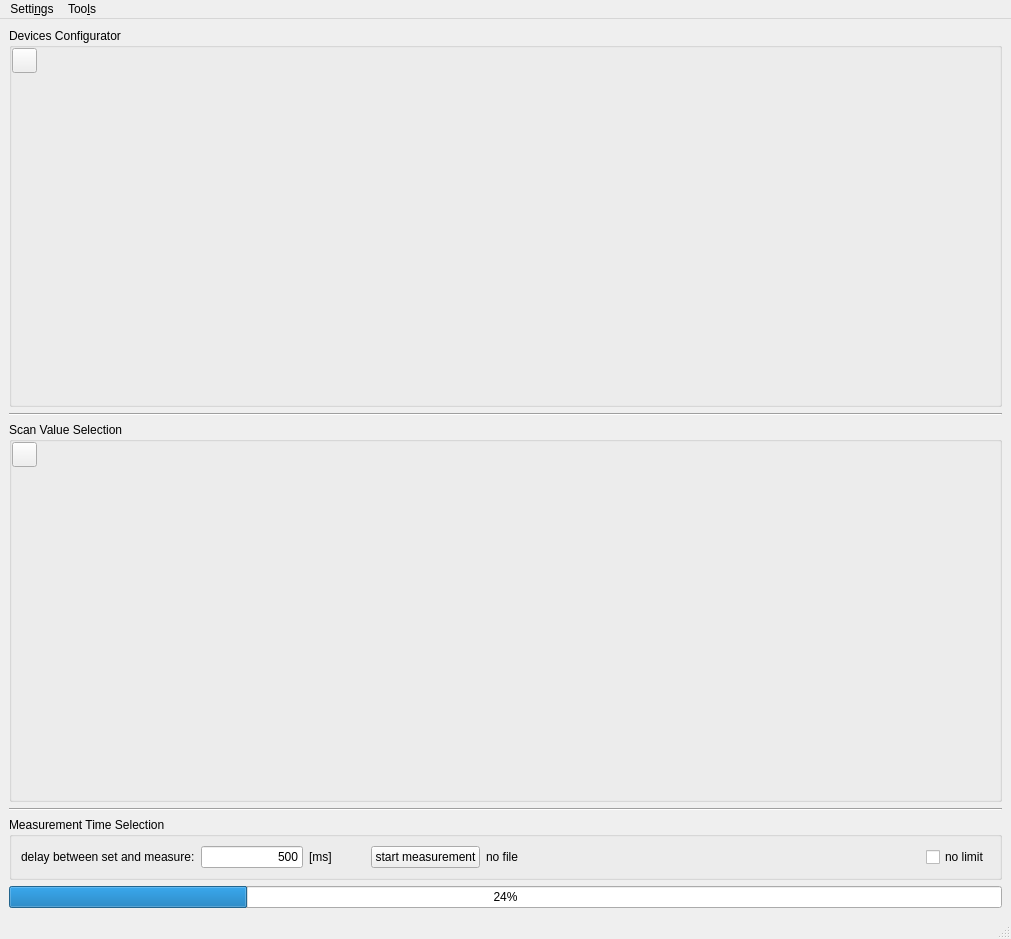
Above: src/mainwindow.ui from marvin5300/general-purpose-control before the change. Below: the same form after it.
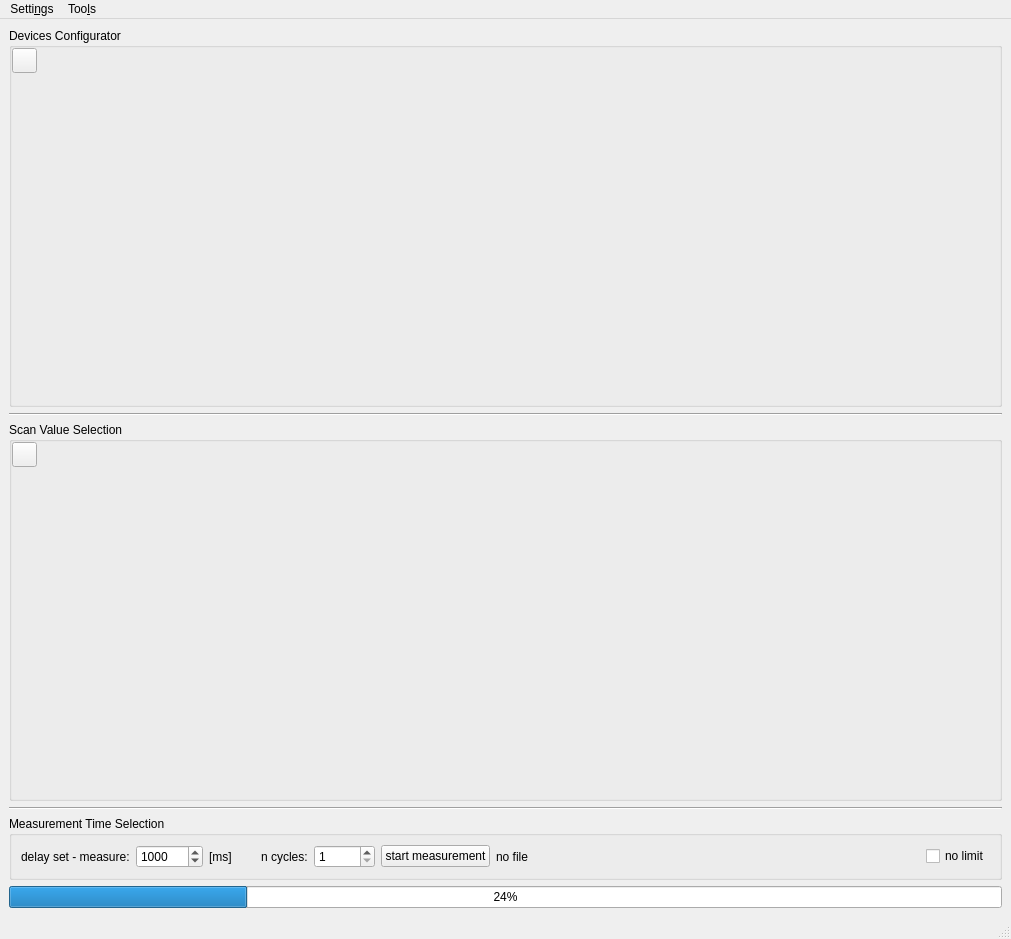
That is the form after the change.

Commit message: Added multiple measurement cycles. Fixed filehandler segfault.

Patch:
```diff
--- a/src/mainwindow.ui
+++ b/src/mainwindow.ui
@@ -240,17 +240,23 @@
        <item>
         <widget class="QLabel" name="intervalLabel">
          <property name="text">
-          <string>delay between set and measure:</string>
+          <string>delay set - measure:</string>
          </property>
         </widget>
        </item>
        <item>
-        <widget class="QLineEdit" name="intervalLineEdit">
-         <property name="text">
-          <string>500</string>
+        <widget class="QSpinBox" name="intervalspinbox">
+         <property name="minimum">
+          <number>1</number>
          </property>
-         <property name="alignment">
-          <set>Qt::AlignRight|Qt::AlignTrailing|Qt::AlignVCenter</set>
+         <property name="maximum">
+          <number>10000000</number>
+         </property>
+         <property name="singleStep">
+          <number>500</number>
+         </property>
+         <property name="value">
+          <number>1000</number>
          </property>
         </widget>
        </item>
@@ -274,6 +280,23 @@
          </property>
         </spacer>
        </item>
+       <item>
+        <widget class="QLabel" name="label_2">
+         <property name="text">
+          <string>n cycles:</string>
+         </property>
+        </widget>
+       </item>
+       <item>
+        <widget class="QSpinBox" name="cyclesspinbox">
+         <property name="minimum">
+          <number>1</number>
+         </property>
+         <property name="maximum">
+          <number>99999</number>
+         </property>
+        </widget>
+       </item>
        <item>
         <widget class="QPushButton" name="startMeasurementButton">
          <property name="text">
```
The commit also changes 9 other files.
